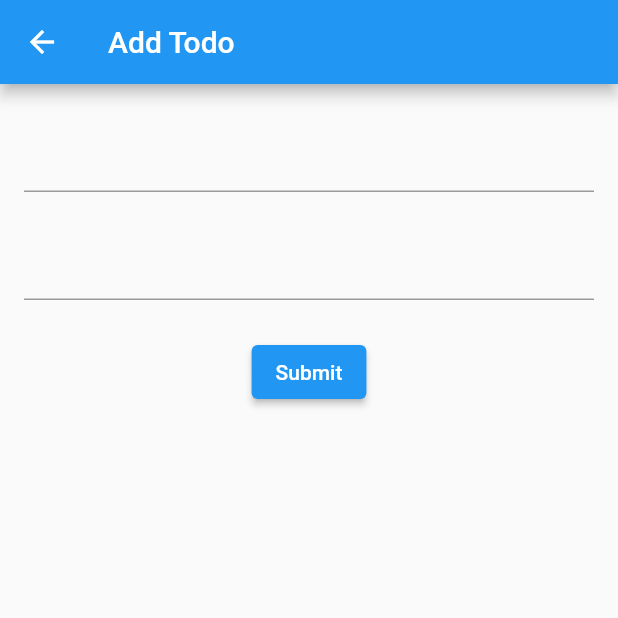
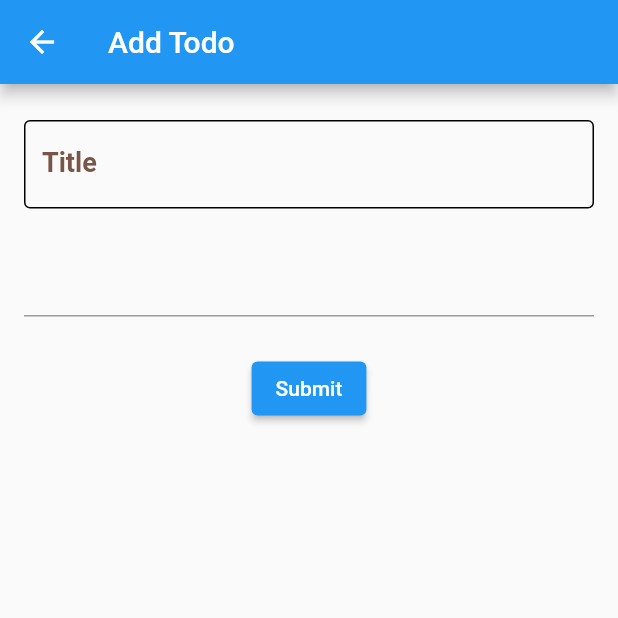
Before and after one commit to PattaraponLertratananont/flutter-starter-pack, a Flutter app: the AddTodoScreen screen opened by its route, on a phone screen of 412 x 824 dp, the top half of it. Run offline on Flutter 3.47's test engine with Material 2 defaults, Android fonts, the phone set to English and light mode, and no system bars.

Commit message:
input style

```diff
--- a/lib/screens/add_todo.dart
+++ b/lib/screens/add_todo.dart
@@ -21,7 +21,21 @@ class _AddTodoScreenState extends State<AddTodoScreen> {
         padding: const EdgeInsets.symmetric(horizontal: 16, vertical: 24),
         child: Column(
           children: [
-            TextField(controller: titleController),
+            TextField(
+              controller: titleController,
+              decoration: InputDecoration(
+                labelText: "Title",
+                labelStyle: TextStyle(
+                  color: Colors.brown,
+                  fontWeight: FontWeight.w700,
+                  fontSize: 18,
+                ),
+                hintText: "This is placeholder.",
+                enabledBorder: OutlineInputBorder(),
+                focusedBorder: OutlineInputBorder(),
+              ),
+              cursorColor: Colors.red,
+            ),
             const SizedBox(height: 24),
             TextField(controller: descriptionController),
             const SizedBox(height: 24),
```
